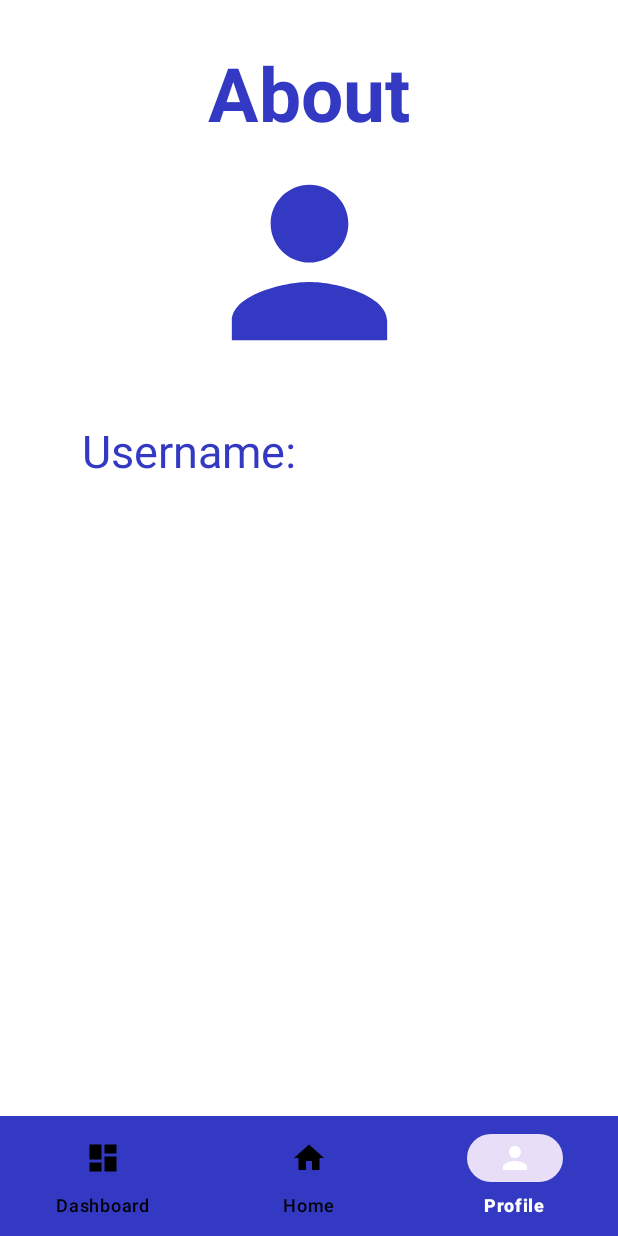
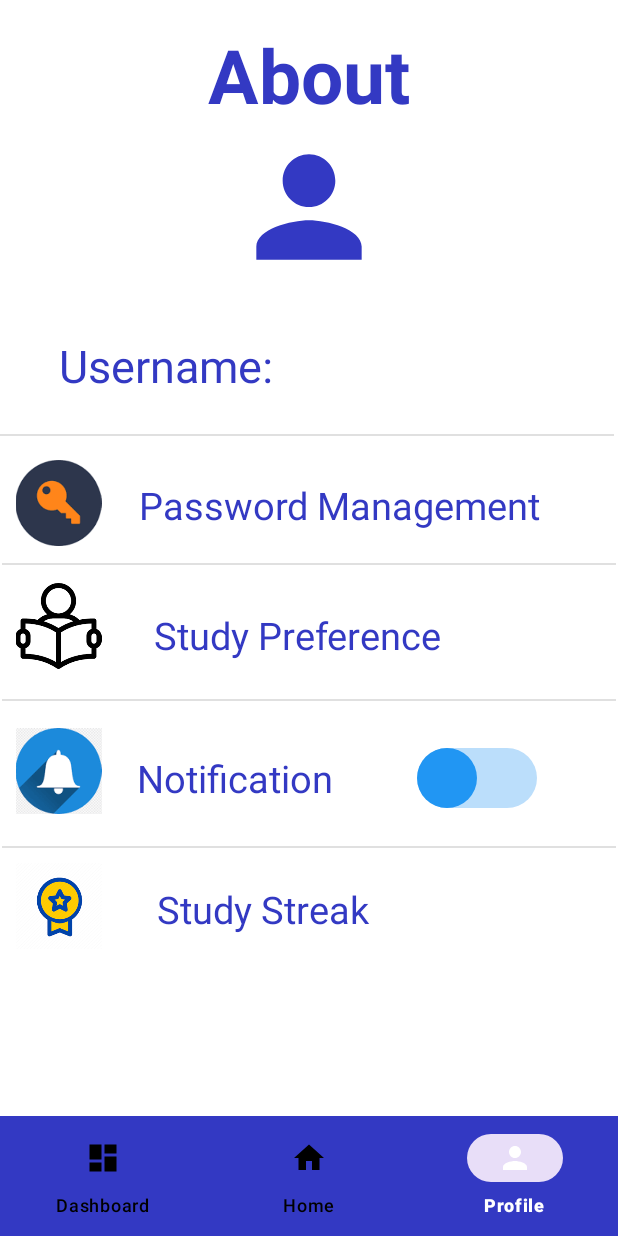
Before and after one commit to MAD2023-Team4/23-CacheFlash, an Android app: the Profile screen opened directly, with no data from a screen before it, on a phone screen of 412 x 824 dp. Run offline under Robolectric (Android 15) with nearby library versions, the phone set to English and light mode, and no system bars.

Commit message:
Set up the layout for user profile features

```diff
--- /dev/null
+++ b/app/src/main/res/drawable/custom_switch_thumb.xml
@@ -0,0 +1,5 @@
+<shape xmlns:android="http://schemas.android.com/apk/res/android">
+    <size android:width="40dp" android:height="40dp" />
+    <corners android:radius="20dp" />
+    <solid android:color="#2196F3" />
+</shape>
--- /dev/null
+++ b/app/src/main/res/drawable/custom_switch_track.xml
@@ -0,0 +1,5 @@
+<shape xmlns:android="http://schemas.android.com/apk/res/android">
+    <size android:width="40dp" android:height="40dp" />
+    <corners android:radius="20dp" />
+    <solid android:color="#BBDEFB" />
+</shape>
--- a/app/src/main/res/layout/activity_profile.xml
+++ b/app/src/main/res/layout/activity_profile.xml
@@ -7,6 +7,51 @@
     android:layout_height="match_parent"
     android:background="#FFFFFF"
     tools:context=".Profile">
+
+    <ImageView
+        android:id="@+id/imageView8"
+        android:layout_width="62dp"
+        android:layout_height="57dp"
+        android:layout_marginStart="8dp"
+        android:layout_marginTop="18dp"
+        android:src="@drawable/notification"
+        app:layout_constraintStart_toStartOf="parent"
+        app:layout_constraintTop_toBottomOf="@+id/divider3" />
+
+    <ImageView
+        android:id="@+id/imageView9"
+        android:layout_width="62dp"
+        android:layout_height="57dp"
+        android:layout_marginStart="8dp"
+        android:layout_marginTop="108dp"
+        android:src="@drawable/streak"
+        app:layout_constraintStart_toStartOf="parent"
+        app:layout_constraintTop_toBottomOf="@+id/divider3" />
+
+    <ImageView
+        android:id="@+id/imageView6"
+        android:layout_width="62dp"
+        android:layout_height="57dp"
+        android:layout_marginStart="8dp"
+        android:layout_marginTop="12dp"
+        android:src="@drawable/study_icon"
+        app:layout_constraintStart_toStartOf="parent"
+        app:layout_constraintTop_toBottomOf="@+id/divider2" />
+
+    <TextView
+        android:id="@+id/study_preference"
+        android:layout_width="278dp"
+        android:layout_height="78dp"
+        android:layout_marginStart="32dp"
+        android:layout_marginTop="8dp"
+        android:layout_marginEnd="31dp"
+        android:gravity="center_vertical"
+        android:text="Study Preference"
+        android:textColor="@color/darkBlue"
+        android:textSize="25dp"
+        app:layout_constraintEnd_toEndOf="parent"
+        app:layout_constraintStart_toEndOf="@+id/imageView6"
+        app:layout_constraintTop_toBottomOf="@+id/divider2" />
 
     <com.google.android.material.bottomnavigation.BottomNavigationView
         android:id="@+id/bottom_navigator"
@@ -22,28 +67,27 @@
 
     <ImageView
         android:id="@+id/imageView"
-        android:layout_width="178dp"
-        android:layout_height="155dp"
+        android:layout_width="145dp"
+        android:layout_height="105dp"
         android:layout_marginTop="69dp"
-        android:layout_marginBottom="68dp"
-        app:tint="@color/darkBlue"
-        app:layout_constraintBottom_toBottomOf="@+id/textView8"
         app:layout_constraintEnd_toEndOf="parent"
         app:layout_constraintStart_toStartOf="parent"
         app:layout_constraintTop_toTopOf="@+id/txtAbout"
-        app:srcCompat="@drawable/ic_profile" />
+        app:srcCompat="@drawable/ic_profile"
+        app:tint="@color/darkBlue" />
 
     <TextView
         android:id="@+id/txtAbout"
         android:layout_width="0dp"
         android:layout_height="wrap_content"
-        android:layout_marginTop="28dp"
+        android:layout_marginTop="16dp"
         android:gravity="center"
         android:text="About"
         android:textColor="#3339C3"
         android:textSize="50dp"
         android:textStyle="bold"
         app:layout_constraintEnd_toEndOf="parent"
+        app:layout_constraintHorizontal_bias="0.0"
         app:layout_constraintStart_toStartOf="parent"
         app:layout_constraintTop_toTopOf="parent" />
 
@@ -51,23 +95,131 @@
         android:id="@+id/textView8"
         android:layout_width="wrap_content"
         android:layout_height="wrap_content"
-        android:layout_marginStart="4dp"
-        android:layout_marginTop="280dp"
+        android:layout_marginTop="32dp"
+        android:layout_marginEnd="92dp"
+        android:layout_marginBottom="25dp"
         android:text="TextView"
         android:textColor="@color/darkBlue"
         android:textSize="30dp"
-        app:layout_constraintStart_toEndOf="@+id/textView5"
-        app:layout_constraintTop_toTopOf="parent" />
+        app:layout_constraintBottom_toTopOf="@+id/divider"
+        app:layout_constraintEnd_toEndOf="parent"
+        app:layout_constraintTop_toBottomOf="@+id/imageView" />
 
     <TextView
         android:id="@+id/textView5"
         android:layout_width="wrap_content"
         android:layout_height="wrap_content"
-        android:layout_marginStart="39dp"
+        android:layout_marginStart="24dp"
+        android:layout_marginTop="17dp"
         android:padding="15sp"
         android:text="@string/usernameText"
         android:textColor="@color/darkBlue"
         android:textSize="30dp"
-        app:layout_constraintBaseline_toBaselineOf="@+id/textView8"
-        app:layout_constraintStart_toStartOf="parent" />
+        app:layout_constraintStart_toStartOf="parent"
+        app:layout_constraintTop_toBottomOf="@+id/imageView" />
+
+    <View
+        android:id="@+id/divider"
+        android:layout_width="409dp"
+        android:layout_height="1dp"
+        android:layout_marginTop="10dp"
+        android:background="?android:attr/listDivider"
+        app:layout_constraintStart_toStartOf="parent"
+        app:layout_constraintTop_toBottomOf="@+id/textView5" />
+
+    <TextView
+        android:id="@+id/password_reset"
+        android:layout_width="290dp"
+        android:layout_height="76dp"
+        android:layout_marginStart="11dp"
+        android:layout_marginTop="8dp"
+        android:gravity="center"
+        android:text="Password Management"
+        android:textColor="@color/darkBlue"
+        android:textSize="25dp"
+        app:layout_constraintStart_toEndOf="@+id/imageView4"
+        app:layout_constraintTop_toBottomOf="@+id/divider" />
+
+    <ImageView
+        android:id="@+id/imageView4"
+        android:layout_width="62dp"
+        android:layout_height="57dp"
+        android:layout_marginStart="8dp"
+        android:layout_marginTop="16dp"
+        android:layout_marginEnd="11dp"
+        android:src="@drawable/password_logo"
+        app:layout_constraintEnd_toStartOf="@+id/password_reset"
+        app:layout_constraintStart_toStartOf="parent"
+        app:layout_constraintTop_toBottomOf="@+id/divider" />
+
+    <View
+        android:id="@+id/divider2"
+        android:layout_width="409dp"
+        android:layout_height="1dp"
+        android:layout_marginStart="1dp"
+        android:layout_marginTop="11dp"
+        android:background="?android:attr/listDivider"
+        app:layout_constraintStart_toStartOf="parent"
+        app:layout_constraintTop_toBottomOf="@+id/imageView4" />
+
+    <View
+        android:id="@+id/divider3"
+        android:layout_width="409dp"
+        android:layout_height="1dp"
+        android:layout_marginStart="1dp"
+        android:layout_marginTop="3dp"
+        android:background="?android:attr/listDivider"
+        app:layout_constraintStart_toStartOf="parent"
+        app:layout_constraintTop_toBottomOf="@+id/study_preference" />
+
+    <View
+        android:id="@+id/divider4"
+        android:layout_width="409dp"
+        android:layout_height="1dp"
+        android:layout_marginStart="1dp"
+        android:layout_marginTop="3dp"
+        android:background="?android:attr/listDivider"
+        app:layout_constraintStart_toStartOf="parent"
+        app:layout_constraintTop_toBottomOf="@+id/notification" />
+
+    <TextView
+        android:id="@+id/notification"
+        android:layout_width="170dp"
+        android:layout_height="84dp"
+        android:layout_marginStart="21dp"
+        android:layout_marginTop="9dp"
+        android:layout_marginBottom="4dp"
+        android:gravity="center_vertical"
+        android:text="Notification"
+        android:textColor="@color/darkBlue"
+        android:textSize="25dp"
+        app:layout_constraintBottom_toTopOf="@+id/divider4"
+        app:layout_constraintStart_toEndOf="@+id/imageView8"
+        app:layout_constraintTop_toBottomOf="@+id/divider3" />
+
+    <Switch
+        android:id="@+id/switch1"
+        style="@style/SwitchStyle"
+        android:layout_width="wrap_content"
+        android:layout_height="wrap_content"
+        android:layout_marginTop="27dp"
+        android:layout_marginEnd="46dp"
+        android:minHeight="48dp"
+        android:padding="8dp"
+        app:layout_constraintEnd_toEndOf="parent"
+        app:layout_constraintTop_toBottomOf="@+id/divider3" />
+
+    <TextView
+        android:id="@+id/study_streak"
+        android:layout_width="227dp"
+        android:layout_height="83dp"
+        android:layout_marginTop="4dp"
+        android:layout_marginEnd="80dp"
+        android:gravity="center_vertical"
+        android:text="Study Streak"
+        android:textColor="@color/darkBlue"
+        android:textSize="25dp"
+        app:layout_constraintEnd_toEndOf="parent"
+        app:layout_constraintTop_toBottomOf="@+id/notification" />
+
 </androidx.constraintlayout.widget.ConstraintLayout>
--- /dev/null
+++ b/app/src/main/res/values/styles.xml
@@ -0,0 +1,7 @@
+<?xml version="1.0" encoding="utf-8"?>
+<resources>
+    <style name="SwitchStyle" parent="Widget.AppCompat.CompoundButton.Switch">
+        <item name="android:thumb">@drawable/custom_switch_thumb</item>
+        <item name="android:track">@drawable/custom_switch_track</item>
+    </style>
+</resources>
```
Also changed, not shown: app/src/main/res/drawable/notification.png (added), app/src/main/res/drawable/password_logo.png (added), app/src/main/res/drawable/streak.png (added), app/src/main/res/drawable/study_icon.png (added).
